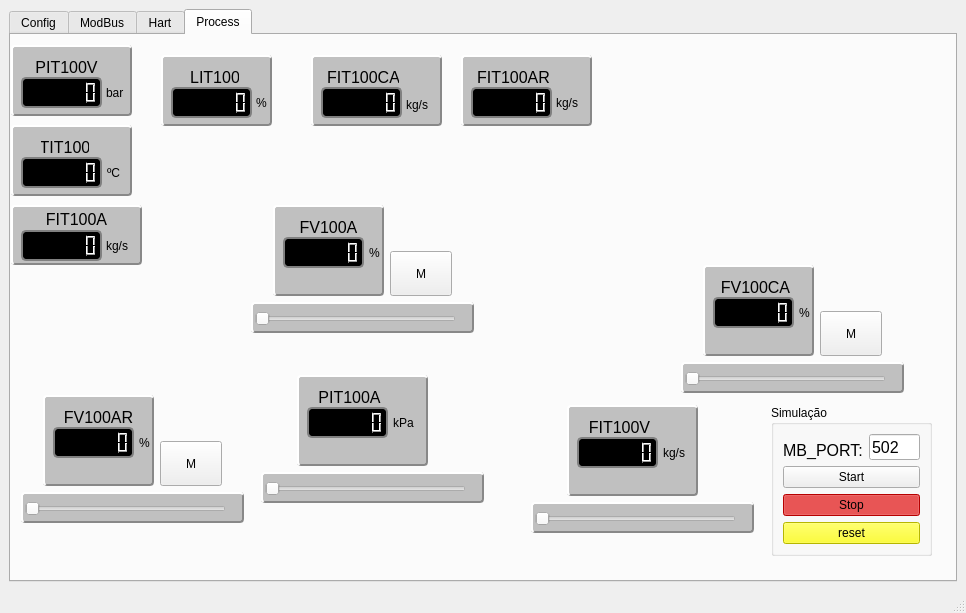
Qt form uis/main.ui (josuemoraisgh/EININDII00_ProcessSimul) before a commit.
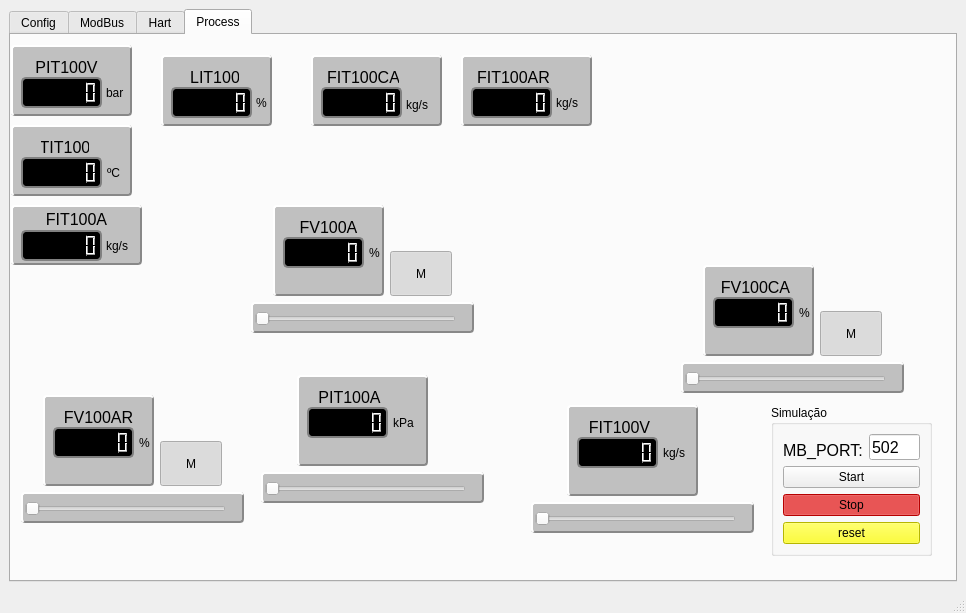
The same form after that commit. Custom widgets are drawn as their Qt base class.

Patch:
```diff
--- a/uis/main.ui
+++ b/uis/main.ui
@@ -736,6 +736,9 @@
                <property name="checkable">
                 <bool>true</bool>
                </property>
+               <property name="checked">
+                <bool>true</bool>
+               </property>
               </widget>
              </item>
             </layout>
@@ -1291,6 +1294,9 @@
                <property name="checkable">
                 <bool>true</bool>
                </property>
+               <property name="checked">
+                <bool>true</bool>
+               </property>
               </widget>
              </item>
             </layout>
@@ -1740,6 +1746,9 @@
                <property name="checkable">
                 <bool>true</bool>
                </property>
+               <property name="checked">
+                <bool>true</bool>
+               </property>
               </widget>
              </item>
             </layout>
```
Left out of the diff: 2 changed lines with no effect on the pictures.
